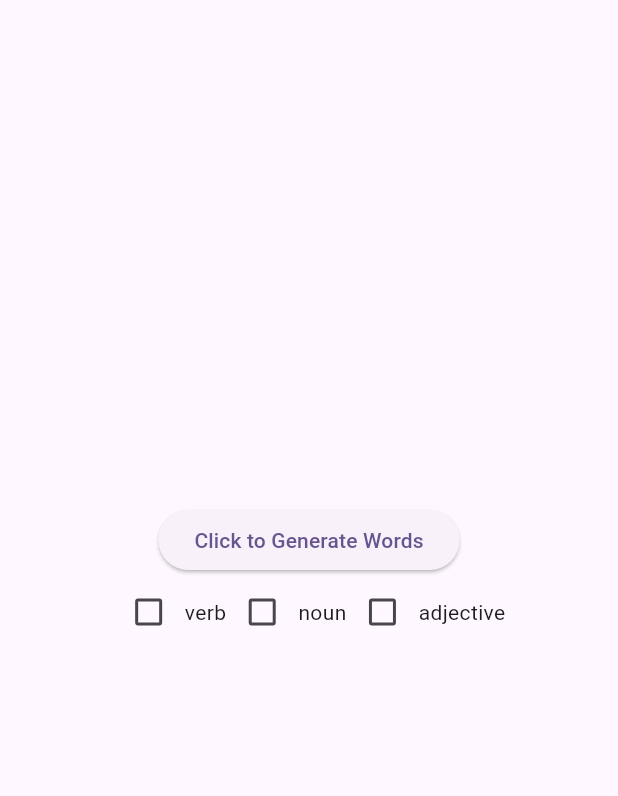
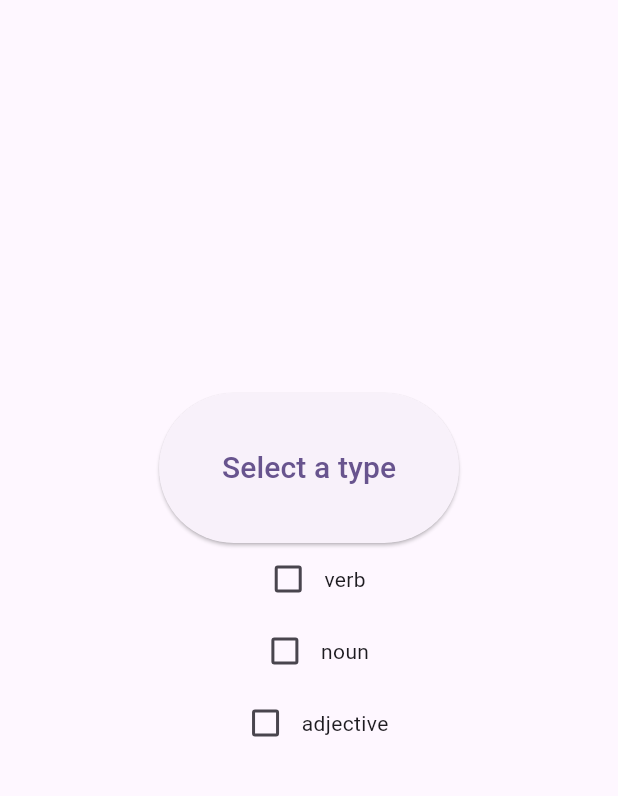
Before and after one commit to xiujk71/flutter-word-generator, a Flutter app: the screen it shows after launch, after a tap on "Click to Generate Words", on a phone screen of 412 x 824 dp, the part 84-880 px from its top. Run offline on Flutter 3.47's test engine with Material 3 defaults, Android fonts, the light colour scheme and no system bars; project files that could hold a hidden picture were left out.

Commit message:
Refactor word generator base on verbs, nouns and adjectives

```diff
--- a/lib/main.dart
+++ b/lib/main.dart
@@ -1,9 +1,4 @@
 import 'package:flutter/material.dart';
-import 'package:flutter/services.dart';
-
-import 'dart:convert';
-import 'dart:math';
-
 import 'pages/main_screen/main_screen.dart';
 
 void main() {
--- a/lib/pages/main_screen/main_screen.dart
+++ b/lib/pages/main_screen/main_screen.dart
@@ -3,6 +3,8 @@ import 'package:flutter/services.dart';
 
 import 'dart:convert';
 import 'dart:math';
+
+
 
 class MainScreen extends StatefulWidget
 {
@@ -18,28 +20,73 @@ class _MainScreen extends State<MainScreen>
 {
   String button_string = "Click to Generate Words";
 
-  Map<String, bool?> bool_maps =
+  Map<String, bool?> maps_bool =
   {
     "verb": false,
     "noun": false,
     "adjective": false,
   };
 
+  Map<String, List> maps_list =
+  {
+    "verb": [],
+    "noun": [],
+    "adjective": []
+  };
+
   List words = [];
 
-    // Fetch content from the json file
+  // Fetch content from the json file
   Future<void> readJson() async {
-    final String response = await rootBundle.loadString('assets/500-words.json');
-    final data = await json.decode(response);
+    final String response_500_words = await rootBundle.loadString('assets/500-words.json');
+    final String response_300_verbs = await rootBundle.loadString('assets/300-verbs.json');
+    final String response_689_nouns = await rootBundle.loadString('assets/689-nouns.json');
+    final String response_493_adjectives = await rootBundle.loadString('assets/493-adjectives.json');
+
+    final data_500_words = await json.decode(response_500_words);
+    final data_300_verbs = await json.decode(response_300_verbs);
+    final data_689_nouns = await json.decode(response_689_nouns);
+    final data_493_adjectives = await json.decode(response_493_adjectives);
+
     setState(() {
-      words = data;
+      words = data_500_words;
+      maps_list["verb"] = data_300_verbs;
+      maps_list["noun"] = data_689_nouns;
+      maps_list["adjective"] = data_493_adjectives;
     });
   }
 
   void generate_word()
   {
-    int random_number = Random().nextInt(100);
-    String new_word = words[random_number];
+    List<String> selected_types = [];
+    String new_word = "";
+
+    maps_bool.forEach((string_type, bool_state)
+      {
+        if (bool_state == true)
+        {
+          selected_types.add(string_type);
+        };
+      }
+    );
+
+    if (selected_types.length == 0)
+    {
+      new_word = "Select a type";
+    }
+    else
+    {
+      // Random a type
+      int randomed_type = Random().nextInt(selected_types.length);
+
+      // Random a word from the selected type
+      int randomed_word_id = Random().nextInt(maps_list[selected_types[randomed_type]]!.length);
+
+      new_word = maps_list[selected_types[randomed_type]]![randomed_word_id]!;
+    }
+
+    // int random_number = Random().nextInt(100);
+    // String new_word = words[random_number];
     setState(() {
       button_string = new_word;
     });
@@ -60,15 +107,15 @@ class _MainScreen extends State<MainScreen>
       [
         Checkbox
         (
-          value: bool_maps[select_name],
+          value: maps_bool[select_name],
           onChanged: (bool? to_select_type)
           {
             setState(()
             {
-              bool_maps[select_name] = to_select_type;
+              maps_bool[select_name] = to_select_type;
 
               String print_select_name = select_name;
-              bool? print_select_type = bool_maps[select_name];
+              bool? print_select_type = maps_bool[select_name];
               print("$print_select_name: $print_select_type");
             });
           }
@@ -118,23 +165,20 @@ class _MainScreen extends State<MainScreen>
           [
             ElevatedButton
             (
+              style: ElevatedButton.styleFrom(
+                minimumSize: const Size(200, 100)
+              ),
               onPressed: ()
               {
                 generate_word();
               },
-              child: Text(button_string)
+              child: Text(
+                button_string,
+                style: TextStyle(fontSize: 20))
             ),
-            Row
-            (
-              mainAxisAlignment: MainAxisAlignment.center,
-              children:
-              [
-                create_checkbox("verb"),
-                create_checkbox("noun"),
-                create_checkbox("adjective"),
-              ],
-            ),
-
+            create_checkbox("verb"),
+            create_checkbox("noun"),
+            create_checkbox("adjective"),
           ],
         ),
       ),
--- a/pubspec.yaml
+++ b/pubspec.yaml
@@ -61,6 +61,9 @@ flutter:
   # To add assets to your application, add an assets section, like this:
   assets:
     - assets/500-words.json
+    - assets/300-verbs.json
+    - assets/689-nouns.json
+    - assets/493-adjectives.json
   #   - images/a_dot_burr.jpeg
   #   - images/a_dot_ham.jpeg
 
```
